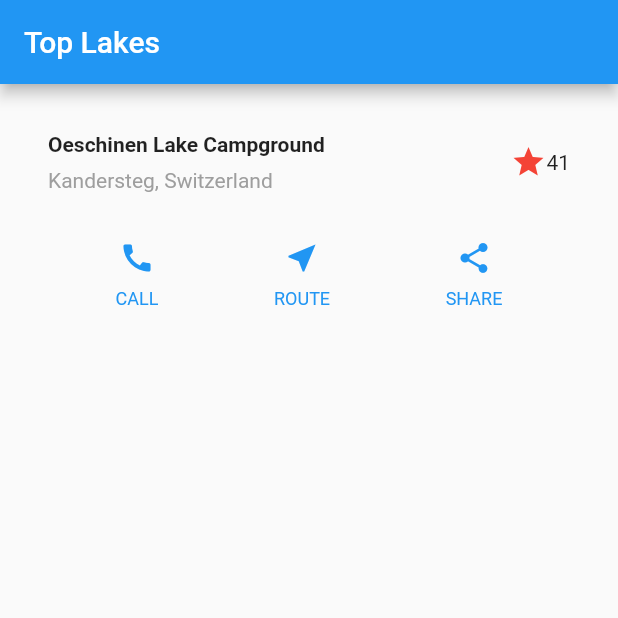
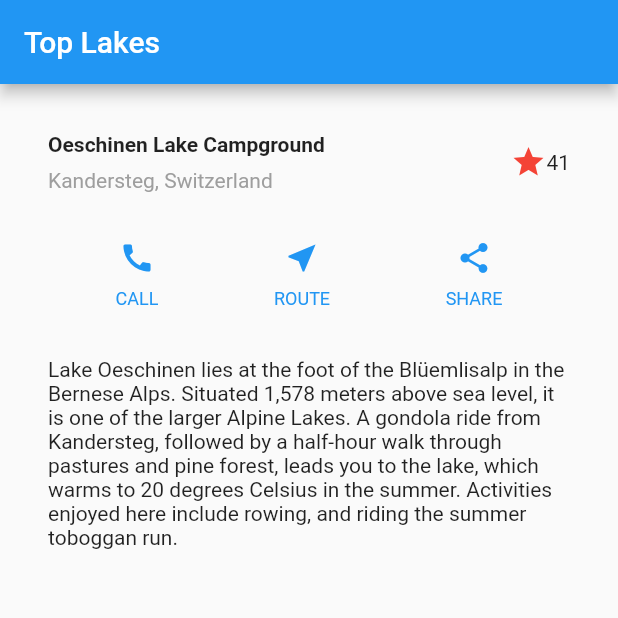
Before and after one commit to sano-suguru/flutter_layout_tutorial, a Flutter app: the screen it shows after launch, on a phone screen of 412 x 824 dp, the top half of it. Run offline on Flutter 3.47's test engine with Material 2 defaults, Android fonts, the phone set to English and light mode, and no system bars.

Commit message:
text section

```diff
--- a/lib/main.dart
+++ b/lib/main.dart
@@ -55,6 +55,19 @@ class MyApp extends StatelessWidget {
       ),
     );
 
+    Widget textSection = Container(
+      padding: const EdgeInsets.all(32.0),
+      child: Text(
+        'Lake Oeschinen lies at the foot of the Blüemlisalp in the Bernese '
+            'Alps. Situated 1,578 meters above sea level, it is one of the '
+            'larger Alpine Lakes. A gondola ride from Kandersteg, followed by a '
+            'half-hour walk through pastures and pine forest, leads you to the '
+            'lake, which warms to 20 degrees Celsius in the summer. Activities '
+            'enjoyed here include rowing, and riding the summer toboggan run.',
+        softWrap: true,
+      ),
+    );
+
     return MaterialApp(
       title: 'Welcome to Flutter',
       home: Scaffold(
@@ -65,6 +78,7 @@ class MyApp extends StatelessWidget {
           children: <Widget>[
             titleSection,
             buttonSection,
+            textSection,
           ],
         ),
       ),
```
